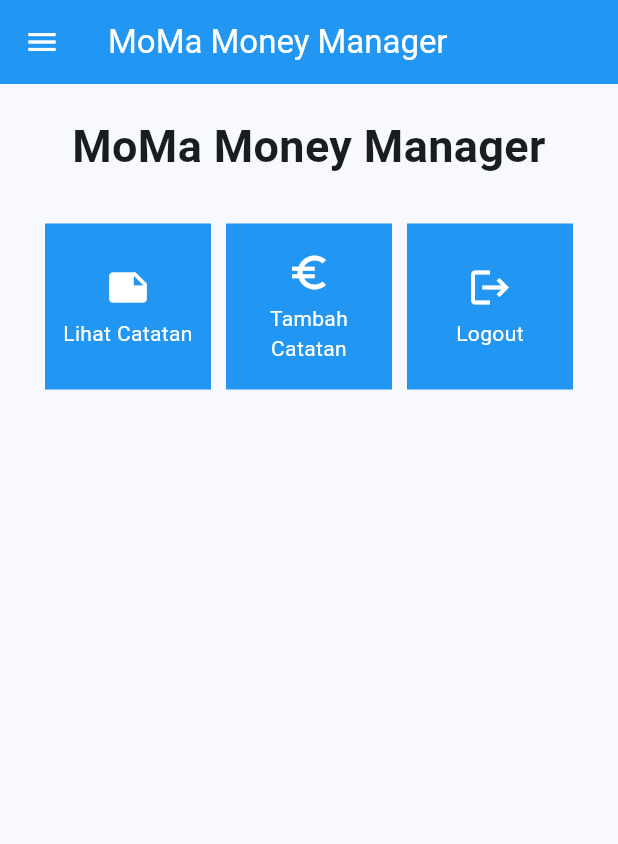
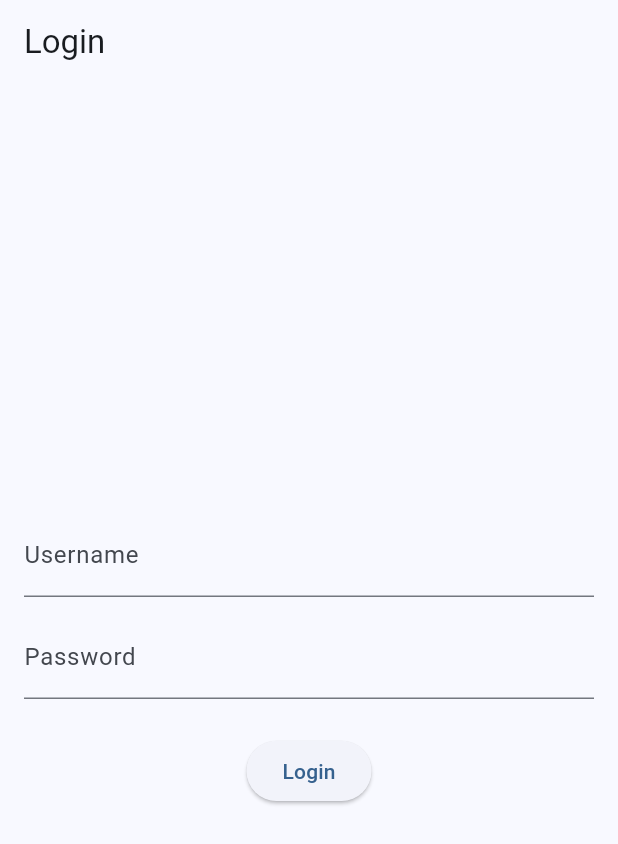
Before and after one commit to lovaire/MoneyManager-mobile, a Flutter app: the screen it shows after launch, on a phone screen of 412 x 824 dp. Shown: the top 844 px of the screen. Run offline on Flutter 3.47's test engine with Material 2 defaults, Android fonts, the phone set to English and light mode, and no system bars; missing offline and left inert: pbp_django_auth.

Commit message:
selesai tugas 9

```diff
--- a/lib/main.dart
+++ b/lib/main.dart
@@ -1,23 +1,30 @@
 import 'package:flutter/material.dart';
-import 'package:moneymanager/screens/menu.dart';
+import 'package:moneymanager/screens/login.dart';
+import 'package:pbp_django_auth/pbp_django_auth.dart';
+import 'package:provider/provider.dart';
 
 void main() {
   runApp(const MyApp());
 }
 
 class MyApp extends StatelessWidget {
-  const MyApp({super.key});
+    const MyApp({Key? key}) : super(key: key);
 
-  // This widget is the root of your application.
     @override
     Widget build(BuildContext context) {
-    return MaterialApp(
-      title: 'MoMA Money Manager Mobile',
+        return Provider(
+            create: (_) {
+                CookieRequest request = CookieRequest();
+                return request;
+            },
+            child: MaterialApp(
+                title: 'Moma Money Manager',
                 theme: ThemeData(
                     colorScheme: ColorScheme.fromSeed(seedColor: Colors.blue),
                     useMaterial3: true,
                 ),
-      home: MyHomePage(),
+                home: LoginPage(),
+            ),
         );
     }
 }
--- /dev/null
+++ b/lib/screens/login.dart
@@ -0,0 +1,114 @@
+import 'package:moneymanager/screens/menu.dart';
+import 'package:flutter/material.dart';
+import 'package:pbp_django_auth/pbp_django_auth.dart';
+import 'package:provider/provider.dart';
+
+void main() {
+    runApp(const LoginApp());
+}
+
+class LoginApp extends StatelessWidget {
+const LoginApp({super.key});
+
+@override
+Widget build(BuildContext context) {
+    return MaterialApp(
+        title: 'Login',
+        theme: ThemeData(
+            primarySwatch: Colors.blue,
+    ),
+    home: const LoginPage(),
+    );
+    }
+}
+
+class LoginPage extends StatefulWidget {
+    const LoginPage({super.key});
+
+    @override
+    _LoginPageState createState() => _LoginPageState();
+}
+
+class _LoginPageState extends State<LoginPage> {
+    final TextEditingController _usernameController = TextEditingController();
+    final TextEditingController _passwordController = TextEditingController();
+
+    @override
+    Widget build(BuildContext context) {
+        final request = context.watch<CookieRequest>();
+        return Scaffold(
+            appBar: AppBar(
+                title: const Text('Login'),
+            ),
+            body: Container(
+                padding: const EdgeInsets.all(16.0),
+                child: Column(
+                    mainAxisAlignment: MainAxisAlignment.center,
+                    children: [
+                        TextField(
+                            controller: _usernameController,
+                            decoration: const InputDecoration(
+                                labelText: 'Username',
+                            ),
+                        ),
+                        const SizedBox(height: 12.0),
+                        TextField(
+                            controller: _passwordController,
+                            decoration: const InputDecoration(
+                                labelText: 'Password',
+                            ),
+                            obscureText: true,
+                        ),
+                        const SizedBox(height: 24.0),
+                        ElevatedButton(
+                            onPressed: () async {
+                                String username = _usernameController.text;
+                                String password = _passwordController.text;
+
+                                // Cek kredensial
+                                // TODO: Ganti URL dan jangan lupa tambahkan trailing slash (/) di akhir URL!
+                                // Untuk menyambungkan Android emulator dengan Django pada localhost,
+                                // gunakan URL http://10.0.2.2/
+                                final response = await request.login("http://127.0.0.1:8000/auth/login/", {
+                                'username': username,
+                                'password': password,
+                                });
+
+                                if (request.loggedIn) {
+                                    String message = response['message'];
+                                    String uname = response['username'];
+                                    Navigator.pushReplacement(
+                                        context,
+                                        MaterialPageRoute(builder: (context) => MyHomePage()),
+                                    );
+                                    ScaffoldMessenger.of(context)
+                                        ..hideCurrentSnackBar()
+                                        ..showSnackBar(
+                                            SnackBar(content: Text("$message Selamat datang, $uname.")));
+                                    } else {
+                                    showDialog(
+                                        context: context,
+                                        builder: (context) => AlertDialog(
+                                            title: const Text('Login Gagal'),
+                                            content:
+                                                Text(response['message']),
+                                            actions: [
+                                                TextButton(
+                                                    child: const Text('OK'),
+                                                    onPressed: () {
+                                                        Navigator.pop(context);
+                                                    },
+                                                ),
+                                            ],
+                                        ),
+                                    );
+                                }
+                            },
+                            child: const Text('Login'),
+                        ),
+                    ],
+                ),
+            ),
+        );
+    }
+}
--- a/lib/screens/menu.dart
+++ b/lib/screens/menu.dart
@@ -1,8 +1,9 @@
 import 'package:flutter/material.dart';
+import 'package:moneymanager/screens/list_money.dart';
 import 'package:moneymanager/widgets/left_drawer.dart';
 import 'package:moneymanager/widgets/moneycard.dart';
 import 'package:moneymanager/screens/moneyform.dart';
-import 'package:moneymanager/screens/moneynote.dart';
+
 
 class MoneyFormPage extends StatelessWidget {
   @override
@@ -100,7 +101,7 @@ class AddForm extends StatelessWidget {
             Navigator.push(
                 context,
                 MaterialPageRoute(
-                  builder: (context) => MoneyNote(),
+                  builder: (context) => MoneyPage(),
                 ));
           }
         },
--- a/pubspec.yaml
+++ b/pubspec.yaml
@@ -37,6 +37,9 @@ dependencies:
   # The following adds the Cupertino Icons font to your application.
   # Use with the CupertinoIcons class for iOS style icons.
   cupertino_icons: ^1.0.2
+  provider: ^6.1.1
+  pbp_django_auth: ^0.3.1
+  http: ^0.13.6
 
 dev_dependencies:
   flutter_test:
```
Also changed, not shown: lib/models/product.dart (added, +65 -0 lines), lib/screens/list_money.dart (added, +91 -0 lines), lib/screens/moneyform.dart (+35 -18 lines), lib/screens/moneynote.dart (deleted, +0 -54 lines), lib/widgets/left_drawer.dart (+14 -2 lines), lib/widgets/moneycard.dart (+80 -1 lines), pubspec.lock, 2 other files. Lines whose indentation alone changed are shown as unchanged.
